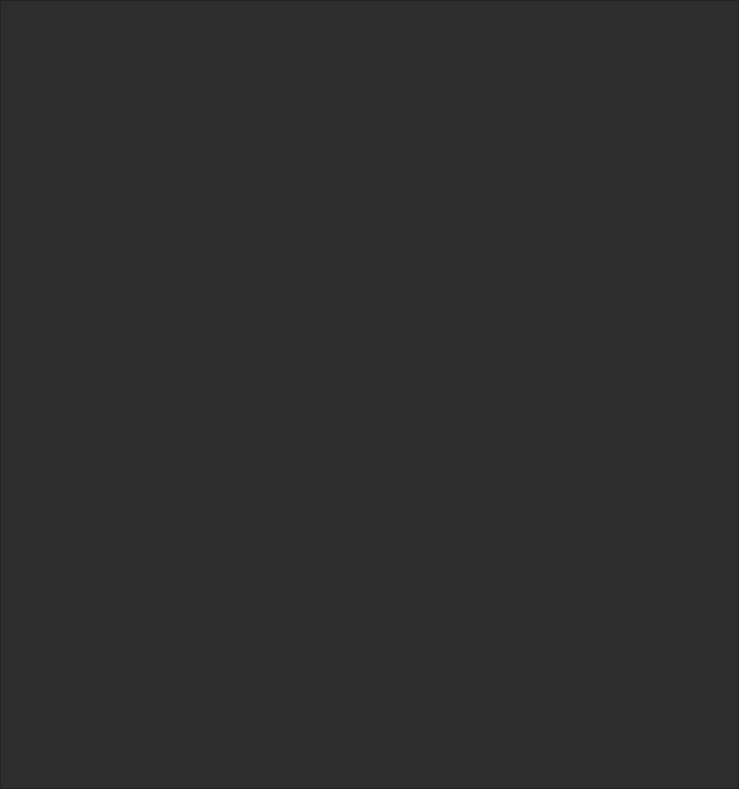
The window that helpingest.ui (towhee/Winnow64) describes before a commit, drawn with Qt 5.
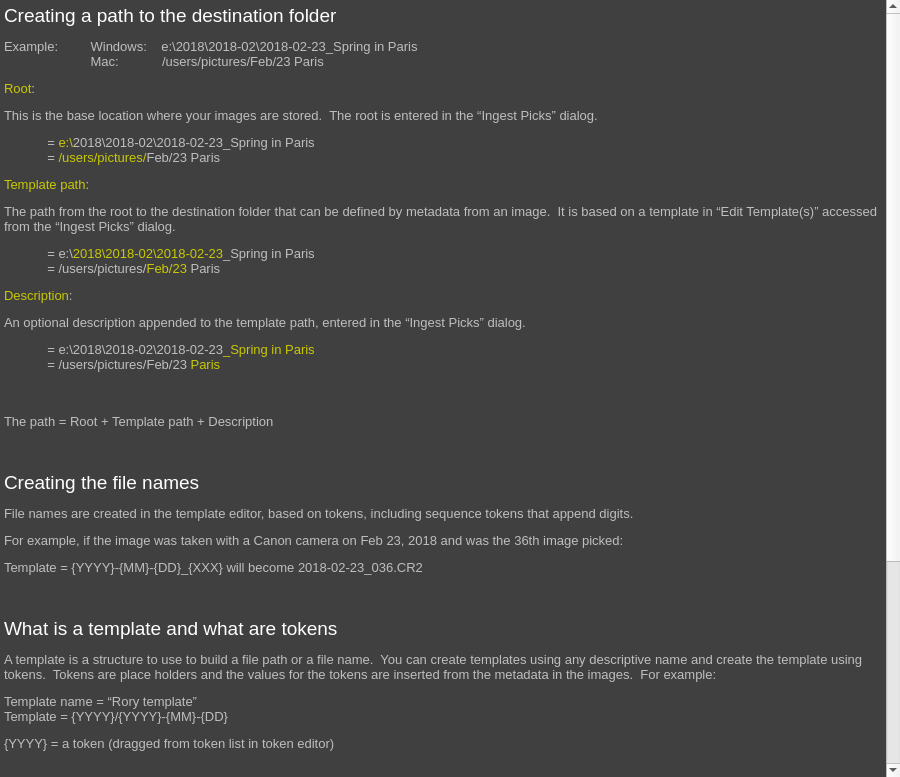
The same window after the commit.

Diff of the .ui file:
```diff
--- a/helpingest.ui
+++ b/helpingest.ui
@@ -1,7 +1,7 @@
 <?xml version="1.0" encoding="UTF-8"?>
 <ui version="4.0">
  <class>helpIngest</class>
- <widget class="QDialog" name="helpIngest">
+ <widget class="QWidget" name="helpIngest">
   <property name="windowModality">
    <enum>Qt::ApplicationModal</enum>
   </property>
@@ -9,24 +9,17 @@
    <rect>
     <x>0</x>
     <y>0</y>
-    <width>739</width>
-    <height>789</height>
+    <width>900</width>
+    <height>777</height>
    </rect>
   </property>
   <property name="windowTitle">
    <string>Ingest Templates and Tokens</string>
   </property>
-  <property name="autoFillBackground">
-   <bool>false</bool>
-  </property>
-  <property name="styleSheet">
-   <string notr="true">color: rgb(225,225,225);
-background-color: rgb(45,45,45);</string>
-  </property>
-  <property name="modal">
-   <bool>true</bool>
-  </property>
-  <layout class="QHBoxLayout" name="horizontalLayout">
+  <layout class="QVBoxLayout" name="verticalLayout_2">
+   <property name="spacing">
+    <number>0</number>
+   </property>
    <property name="leftMargin">
     <number>0</number>
    </property>
@@ -41,6 +34,51 @@
    </property>
    <item>
     <widget class="QTextBrowser" name="textBrowser">
+     <property name="font">
+      <font>
+       <pointsize>10</pointsize>
+      </font>
+     </property>
+     <property name="frameShape">
+      <enum>QFrame::NoFrame</enum>
+     </property>
+     <property name="lineWidth">
+      <number>0</number>
+     </property>
+     <property name="html">
+      <string>&lt;!DOCTYPE HTML PUBLIC &quot;-//W3C//DTD HTML 4.0//EN&quot; &quot;http://www.w3.org/TR/REC-html40/strict.dtd&quot;&gt;
+&lt;html&gt;&lt;head&gt;&lt;meta name=&quot;qrichtext&quot; content=&quot;1&quot; /&gt;&lt;style type=&quot;text/css&quot;&gt;
+p, li { white-space: pre-wrap; }
+&lt;/style&gt;&lt;/head&gt;&lt;body style=&quot; font-family:'MS Shell Dlg 2'; font-size:10pt; font-weight:400; font-style:normal;&quot; bgcolor=&quot;#404040&quot;&gt;
+&lt;p style=&quot; margin-top:12px; margin-bottom:12px; margin-left:0px; margin-right:0px; -qt-block-indent:0; text-indent:0px;&quot;&gt;&lt;span style=&quot; font-size:14pt; color:#ffffff;&quot;&gt;Creating a path to the destination folder&lt;/span&gt;&lt;span style=&quot; color:#bebebe;&quot;&gt; &lt;/span&gt;&lt;/p&gt;
+&lt;p style=&quot; margin-top:12px; margin-bottom:12px; margin-left:0px; margin-right:0px; -qt-block-indent:0; text-indent:0px;&quot;&gt;&lt;span style=&quot; color:#bebebe;&quot;&gt;Example:         Windows:    e:\2018\2018-02\2018-02-23_Spring in Paris&lt;br /&gt;                        Mac:            /users/pictures/Feb/23 Paris &lt;/span&gt;&lt;/p&gt;
+&lt;p style=&quot; margin-top:12px; margin-bottom:12px; margin-left:0px; margin-right:0px; -qt-block-indent:0; text-indent:0px;&quot;&gt;&lt;span style=&quot; color:#c8c804;&quot;&gt;Root&lt;/span&gt;&lt;span style=&quot; color:#bebebe;&quot;&gt;: &lt;/span&gt;&lt;/p&gt;
+&lt;p style=&quot; margin-top:12px; margin-bottom:12px; margin-left:0px; margin-right:0px; -qt-block-indent:0; text-indent:0px;&quot;&gt;&lt;span style=&quot; color:#bebebe;&quot;&gt;This is the base location where your images are stored.  The root is entered in the “Ingest Picks” dialog. &lt;/span&gt;&lt;/p&gt;
+&lt;p style=&quot; margin-top:12px; margin-bottom:12px; margin-left:0px; margin-right:0px; -qt-block-indent:0; text-indent:0px;&quot;&gt;&lt;span style=&quot; color:#bebebe;&quot;&gt;            = &lt;/span&gt;&lt;span style=&quot; color:#c8c804;&quot;&gt;e:\&lt;/span&gt;&lt;span style=&quot; color:#bebebe;&quot;&gt;2018\2018-02\2018-02-23_Spring in Paris&lt;br /&gt;            = &lt;/span&gt;&lt;span style=&quot; color:#c8c804;&quot;&gt;/users/pictures/&lt;/span&gt;&lt;span style=&quot; color:#bebebe;&quot;&gt;Feb/23 Paris &lt;/span&gt;&lt;/p&gt;
+&lt;p style=&quot; margin-top:12px; margin-bottom:12px; margin-left:0px; margin-right:0px; -qt-block-indent:0; text-indent:0px;&quot;&gt;&lt;span style=&quot; color:#c8c804;&quot;&gt;Template path&lt;/span&gt;&lt;span style=&quot; color:#bebebe;&quot;&gt;: &lt;/span&gt;&lt;/p&gt;
+&lt;p style=&quot; margin-top:12px; margin-bottom:12px; margin-left:0px; margin-right:0px; -qt-block-indent:0; text-indent:0px;&quot;&gt;&lt;span style=&quot; color:#bebebe;&quot;&gt;The path from the root to the destination folder that can be defined by metadata from an image.  It is based on a template in “Edit Template(s)” accessed from the “Ingest Picks” dialog. &lt;/span&gt;&lt;/p&gt;
+&lt;p style=&quot; margin-top:12px; margin-bottom:12px; margin-left:0px; margin-right:0px; -qt-block-indent:0; text-indent:0px;&quot;&gt;&lt;span style=&quot; color:#bebebe;&quot;&gt;            = e:\&lt;/span&gt;&lt;span style=&quot; color:#c8c804;&quot;&gt;2018\2018-02\2018-02-23&lt;/span&gt;&lt;span style=&quot; color:#bebebe;&quot;&gt;_Spring in Paris&lt;br /&gt;            = /users/pictures/&lt;/span&gt;&lt;span style=&quot; color:#c8c804;&quot;&gt;Feb/23&lt;/span&gt;&lt;span style=&quot; color:#bebebe;&quot;&gt; Paris &lt;/span&gt;&lt;/p&gt;
+&lt;p style=&quot; margin-top:12px; margin-bottom:12px; margin-left:0px; margin-right:0px; -qt-block-indent:0; text-indent:0px;&quot;&gt;&lt;span style=&quot; color:#c8c804;&quot;&gt;Description&lt;/span&gt;&lt;span style=&quot; color:#bebebe;&quot;&gt;: &lt;/span&gt;&lt;/p&gt;
+&lt;p style=&quot; margin-top:12px; margin-bottom:12px; margin-left:0px; margin-right:0px; -qt-block-indent:0; text-indent:0px;&quot;&gt;&lt;span style=&quot; color:#bebebe;&quot;&gt;An optional description appended to the template path, entered in the “Ingest Picks” dialog. &lt;/span&gt;&lt;/p&gt;
+&lt;p style=&quot; margin-top:12px; margin-bottom:12px; margin-left:0px; margin-right:0px; -qt-block-indent:0; text-indent:0px;&quot;&gt;&lt;span style=&quot; color:#bebebe;&quot;&gt;            = e:\2018\2018-02\2018-02-23&lt;/span&gt;&lt;span style=&quot; color:#c8c804;&quot;&gt;_Spring in Paris&lt;/span&gt;&lt;span style=&quot; color:#bebebe;&quot;&gt;&lt;br /&gt;            = /users/pictures/Feb/23&lt;/span&gt;&lt;span style=&quot; color:#c8c804;&quot;&gt; Paris&lt;br /&gt;&lt;/span&gt;&lt;span style=&quot; color:#bebebe;&quot;&gt;&lt;br /&gt;&lt;/span&gt;&lt;/p&gt;
+&lt;p style=&quot; margin-top:12px; margin-bottom:12px; margin-left:0px; margin-right:0px; -qt-block-indent:0; text-indent:0px;&quot;&gt;&lt;span style=&quot; color:#bebebe;&quot;&gt;The path = Root + Template path + Description&lt;br /&gt;&lt;br /&gt;&lt;/span&gt;&lt;/p&gt;
+&lt;p style=&quot; margin-top:12px; margin-bottom:12px; margin-left:0px; margin-right:0px; -qt-block-indent:0; text-indent:0px;&quot;&gt;&lt;span style=&quot; font-size:14pt; color:#ffffff;&quot;&gt;Creating the file names&lt;/span&gt;&lt;span style=&quot; color:#bebebe;&quot;&gt; &lt;/span&gt;&lt;/p&gt;
+&lt;p style=&quot; margin-top:12px; margin-bottom:12px; margin-left:0px; margin-right:0px; -qt-block-indent:0; text-indent:0px;&quot;&gt;&lt;span style=&quot; color:#bebebe;&quot;&gt;File names are created in the template editor, based on tokens, including sequence tokens that append digits. &lt;/span&gt;&lt;/p&gt;
+&lt;p style=&quot; margin-top:12px; margin-bottom:12px; margin-left:0px; margin-right:0px; -qt-block-indent:0; text-indent:0px;&quot;&gt;&lt;span style=&quot; color:#bebebe;&quot;&gt;For example, if the image was taken with a Canon camera on Feb 23, 2018 and was the 36th image picked: &lt;/span&gt;&lt;/p&gt;
+&lt;p style=&quot; margin-top:12px; margin-bottom:12px; margin-left:0px; margin-right:0px; -qt-block-indent:0; text-indent:0px;&quot;&gt;&lt;span style=&quot; color:#bebebe;&quot;&gt;Template = {YYYY}-{MM}-{DD}_{XXX} will become 2018-02-23_036.CR2&lt;br /&gt;&lt;br /&gt;&lt;/span&gt;&lt;/p&gt;
+&lt;p style=&quot; margin-top:12px; margin-bottom:12px; margin-left:0px; margin-right:0px; -qt-block-indent:0; text-indent:0px;&quot;&gt;&lt;span style=&quot; font-size:14pt; color:#ffffff;&quot;&gt;What is a template and what are tokens &lt;/span&gt;&lt;/p&gt;
+&lt;p style=&quot; margin-top:12px; margin-bottom:12px; margin-left:0px; margin-right:0px; -qt-block-indent:0; text-indent:0px;&quot;&gt;&lt;span style=&quot; color:#bebebe;&quot;&gt;A template is a structure to use to build a file path or a file name.  You can create templates using any descriptive name and create the template using tokens.  Tokens are place holders and the values for the tokens are inserted from the metadata in the images.  For example: &lt;/span&gt;&lt;/p&gt;
+&lt;p style=&quot; margin-top:12px; margin-bottom:12px; margin-left:0px; margin-right:0px; -qt-block-indent:0; text-indent:0px;&quot;&gt;&lt;span style=&quot; color:#bebebe;&quot;&gt;Template name = “Rory template”&lt;br /&gt;Template = {YYYY}/{YYYY}-{MM}-{DD} &lt;/span&gt;&lt;/p&gt;
+&lt;p style=&quot; margin-top:12px; margin-bottom:12px; margin-left:0px; margin-right:0px; -qt-block-indent:0; text-indent:0px;&quot;&gt;&lt;span style=&quot; color:#bebebe;&quot;&gt;{YYYY} = a token (dragged from token list in token editor)&lt;br /&gt;&lt;br /&gt;&lt;/span&gt;&lt;/p&gt;
+&lt;p style=&quot; margin-top:12px; margin-bottom:12px; margin-left:0px; margin-right:0px; -qt-block-indent:0; text-indent:0px;&quot;&gt;&lt;span style=&quot; font-size:14pt; color:#ffffff;&quot;&gt;Where does the metadata come from&lt;/span&gt;&lt;span style=&quot; color:#bebebe;&quot;&gt; &lt;/span&gt;&lt;/p&gt;
+&lt;p style=&quot; margin-top:12px; margin-bottom:12px; margin-left:0px; margin-right:0px; -qt-block-indent:0; text-indent:0px;&quot;&gt;&lt;span style=&quot; color:#bebebe;&quot;&gt;The metadata is sourced from the first image picked and all the picked images will be copied to one destination folder. &lt;br /&gt;&lt;/span&gt;&lt;/p&gt;
+&lt;p style=&quot; margin-top:12px; margin-bottom:12px; margin-left:0px; margin-right:0px; -qt-block-indent:0; text-indent:0px;&quot;&gt;&lt;span style=&quot; font-size:14pt; color:#ffffff;&quot;&gt;Slashes and back slashes&lt;/span&gt;&lt;span style=&quot; font-weight:600; color:#bebebe;&quot;&gt; &lt;/span&gt;&lt;/p&gt;
+&lt;p style=&quot; margin-top:12px; margin-bottom:12px; margin-left:0px; margin-right:0px; -qt-block-indent:0; text-indent:0px;&quot;&gt;&lt;span style=&quot; color:#bebebe;&quot;&gt;Do not use “/” or “\” in the template name.  The template name is used as a key to save the templates between sessions.  Slashes do terrible things to the windows registry. &lt;/span&gt;&lt;/p&gt;
+&lt;p style=&quot; margin-top:12px; margin-bottom:12px; margin-left:0px; margin-right:0px; -qt-block-indent:0; text-indent:0px;&quot;&gt;&lt;span style=&quot; color:#bebebe;&quot;&gt;In the template itself, Windows uses the “\” in file paths while MacOS and Linux use “/”.  Since the “\” is also used for escape sequences I suggest you use the “/”.  Winnow will automatically convert this to a “\” when creating the path to the destination folder in windows.  &lt;/span&gt;&lt;/p&gt;
+&lt;p style=&quot; margin-top:12px; margin-bottom:12px; margin-left:0px; margin-right:0px; -qt-block-indent:0; text-indent:0px;&quot;&gt;&lt;span style=&quot; color:#bebebe;&quot;&gt;For example, if the image was taken on Feb 23, 2018: &lt;/span&gt;&lt;/p&gt;
+&lt;p style=&quot; margin-top:12px; margin-bottom:12px; margin-left:0px; margin-right:0px; -qt-block-indent:0; text-indent:0px;&quot;&gt;&lt;span style=&quot; color:#bebebe;&quot;&gt;            Template = {YYYY}/{YYYY}-{MM}-{DD} will become “2018\2018-02\2018-02-23” in windows. &lt;/span&gt;&lt;/p&gt;
+&lt;p style=&quot; margin-top:12px; margin-bottom:12px; margin-left:0px; margin-right:0px; -qt-block-indent:0; text-indent:0px;&quot;&gt;&lt;span style=&quot; color:#bebebe;&quot;&gt;  &lt;/span&gt;&lt;/p&gt;&lt;/body&gt;&lt;/html&gt;</string>
+     </property>
      <property name="source">
       <url>
        <string>qrc:/Docs/ingest.htm</string>
```
Left out of the diff: 4 changed lines with no effect on the pictures.
